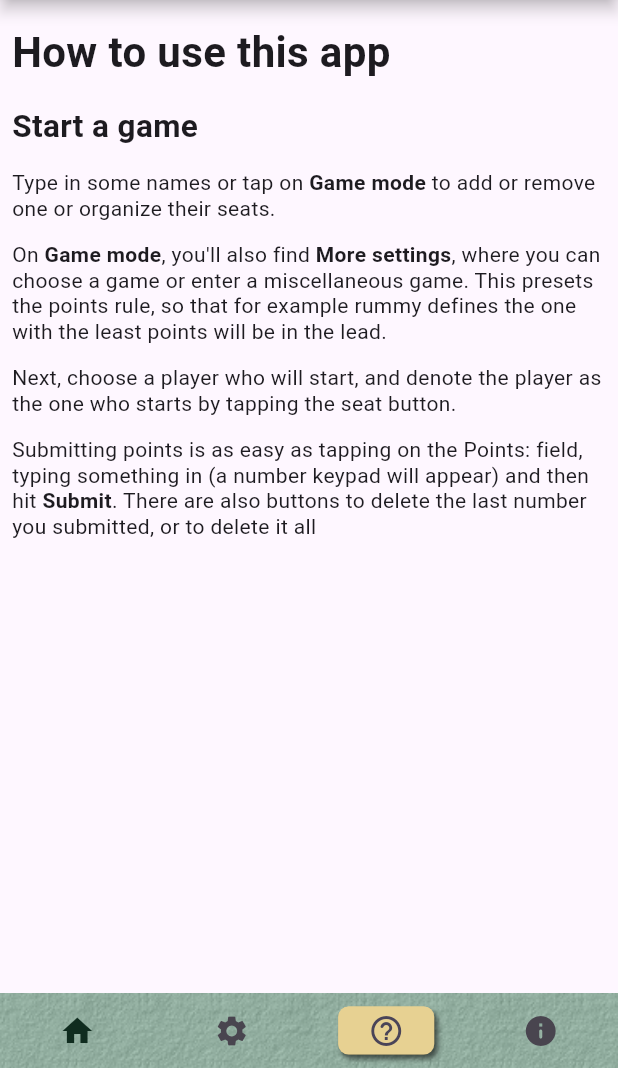
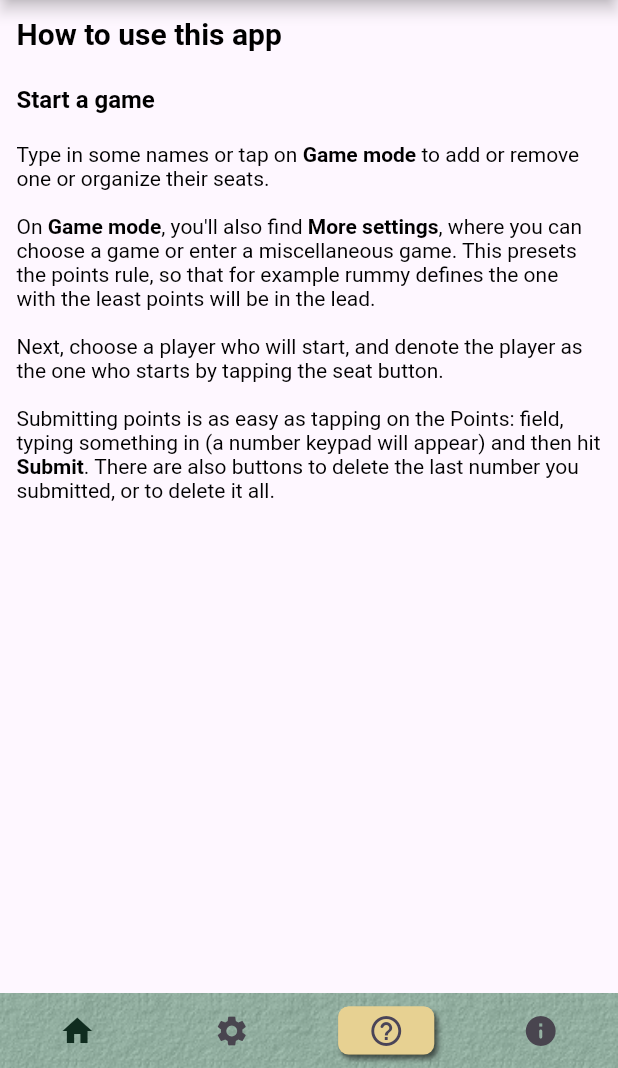
Before and after one commit to DGrothe-PhD/punktspiel, a Flutter app: the screen it shows after launch, item 3 of the bottom bar chosen, on a phone screen of 412 x 824 dp, the part 168-1236 px from its top. Run offline on Flutter 3.47's test engine with Material 3 defaults, Android fonts, the phone set to English and light mode, and no system bars; drawn by our look-alikes of flutter_html; our stand-ins replace flutter_svg, share_plus, shared_preferences, sprintf, swipe_to, widget_and_text_animator; missing offline and left inert: markdown; project files that could hold a hidden picture were left out.

Commit message:
help screen rtf instead of html, refactoring border shape

```diff
--- a/lib/screens/help_screen.dart
+++ b/lib/screens/help_screen.dart
@@ -1,5 +1,5 @@
 import 'package:flutter/material.dart';
-import 'package:flutter_html/flutter_html.dart';
+//import 'package:flutter_html/flutter_html.dart';
 import 'package:punktspiel/locales.dart';
 import 'package:punktspiel/styles.dart';
 
@@ -9,25 +9,89 @@ class HelpScreen extends StatelessWidget {
   @override
   Widget build(BuildContext context) {
     return Scaffold(
-      resizeToAvoidBottomInset : true,
-      appBar: Themes.cardboardAppBar(Locales.helpTitle[Lang.l]),
-      body: SingleChildScrollView(
-        child: helpScreenContent(),
-      )
-    );
+        resizeToAvoidBottomInset: true,
+        appBar: Themes.cardboardAppBar(Locales.helpTitle[Lang.l]),
+        body: SingleChildScrollView(
+          child: helpScreenContent(),
+        ));
   }
 
-  static const String _cssHelpStyle =
-  """
+  static const String _cssHelpStyle = """
   html { font-size: 11px;}
   h1{font-size: 2.5rem;}
   h2{font-size:1.875rem;}
   p{}
   """;
   //&ldquo;Game mode&rdquo;
+  static const TextStyle styleH1 =
+      TextStyle(fontSize: 20, fontWeight: FontWeight.bold);
+  static const TextStyle styleH2 =
+      TextStyle(fontSize: 16, fontWeight: FontWeight.bold);
 
-  Widget helpScreenContent(){
-    return Html(
+  Widget helpScreenContent() {
+    return Container(
+        padding: const EdgeInsets.all(11),
+        child: RichText(
+          text: const TextSpan(
+            style: TextStyle(color: Colors.black, fontSize: 14),
+            children: [
+              TextSpan(
+                text: 'How to use this app\n\n',
+                style: styleH1,
+              ),
+              TextSpan(
+                text: 'Start a game\n\n',
+                style: styleH2,
+              ),
+              TextSpan(
+                children: [
+                  TextSpan(text: 'Type in some names or tap on '),
+                  TextSpan(
+                      text: 'Game mode',
+                      style: TextStyle(fontWeight: FontWeight.bold)),
+                  TextSpan(
+                      text:
+                          ' to add or remove one or organize their seats.\n\n'),
+                ],
+              ),
+              TextSpan(
+                children: [
+                  TextSpan(text: 'On '),
+                  TextSpan(
+                      text: 'Game mode',
+                      style: TextStyle(fontWeight: FontWeight.bold)),
+                  TextSpan(text: ', you\'ll also find '),
+                  TextSpan(
+                      text: 'More settings',
+                      style: TextStyle(fontWeight: FontWeight.bold)),
+                  TextSpan(
+                      text:
+                          ", where you can choose a game or enter a miscellaneous game. This presets the points rule,"
+                          " so that for example rummy defines the one with the least points will be in the lead.\n\n"),
+                ],
+              ),
+              TextSpan(
+                text:
+                    'Next, choose a player who will start, and denote the player as the one who starts by tapping the seat button.\n\n',
+              ),
+              TextSpan(
+                children: [
+                  TextSpan(
+                      text:
+                          "Submitting points is as easy as tapping on the Points: field, "
+                          "typing something in (a number keypad will appear) and then hit "),
+                  TextSpan(
+                      text: 'Submit',
+                      style: TextStyle(fontWeight: FontWeight.bold)),
+                  TextSpan(
+                      text:
+                          '. There are also buttons to delete the last number you submitted, or to delete it all.\n\n'),
+                ],
+              ),
+            ],
+          ),
+        ));
+    /* Html(
       data: """<style>$_cssHelpStyle</style>
       <h1>How to use this app</h1>
       <h2>Start a game</h2>
@@ -37,6 +101,6 @@ class HelpScreen extends StatelessWidget {
       <p>Next, choose a player who will start, and denote the player as the one who starts by tapping the seat button.</p>
       <p>Submitting points is as easy as tapping on the Points: field, typing something in (a number keypad will appear) and then hit <b>Submit</b>.
       There are also buttons to delete the last number you submitted, or to delete it all</p>"""
-    );
+    );*/
   }
 }
--- a/lib/styles.dart
+++ b/lib/styles.dart
@@ -2,7 +2,7 @@ import 'package:flutter/material.dart';
 
 class Themes{
   //Shapes
-  static RoundedRectangleBorder cardShape = RoundedRectangleBorder(borderRadius: BorderRadiusGeometry.circular(7));
+  static RoundedRectangleBorder cardShape = RoundedRectangleBorder(borderRadius: BorderRadius.circular(7));
   static Stack cardboardCanvas = Stack(
     fit: StackFit.expand,
     children: [
```
